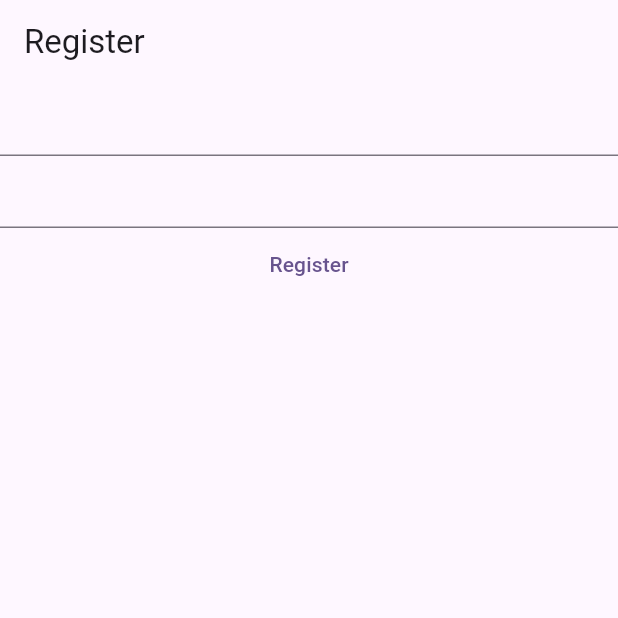
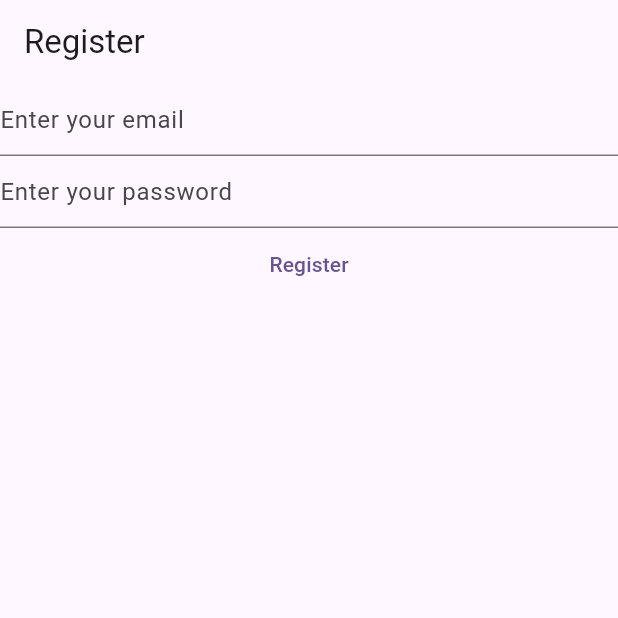
Before and after one commit to churchillotiende/my_notes, a Flutter app: the screen it shows after launch, on a phone screen of 412 x 824 dp, the top half of it. Run offline on Flutter 3.47's test engine with Material 3 defaults, Android fonts, the phone set to English and light mode, and no system bars.

Commit message:
hint on text fields

```diff
--- a/lib/main.dart
+++ b/lib/main.dart
@@ -44,8 +44,18 @@ class _HomePageState extends State<HomePage> {
       appBar: AppBar(title: const Text("Register"),),
       body: Column(
         children: [
-          TextField(),
-          TextField(),
+          TextField(
+            controller: _email,
+            decoration: const InputDecoration(
+              hintText: "Enter your email"
+            ),
+          ),
+          TextField(
+            controller: _password,
+            decoration: const InputDecoration(
+                hintText: "Enter your password"
+            ),
+          ),
           TextButton(onPressed: (){}, child: const Text('Register')),
         ],
       ),
```
